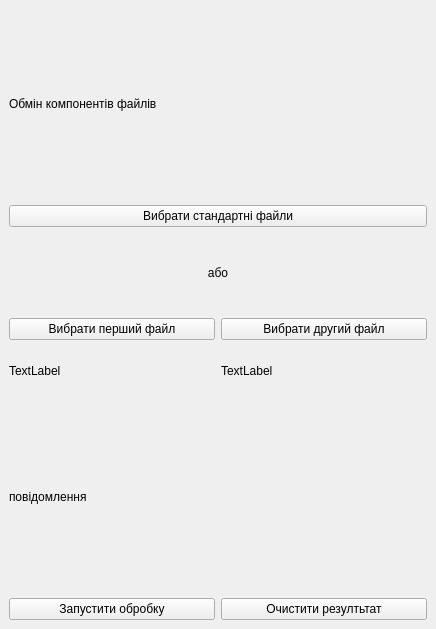
Above: lab7/ui/task2_ui.ui from Ihor-Mykytiuk/university-projects before the change. Below: the same form after it.
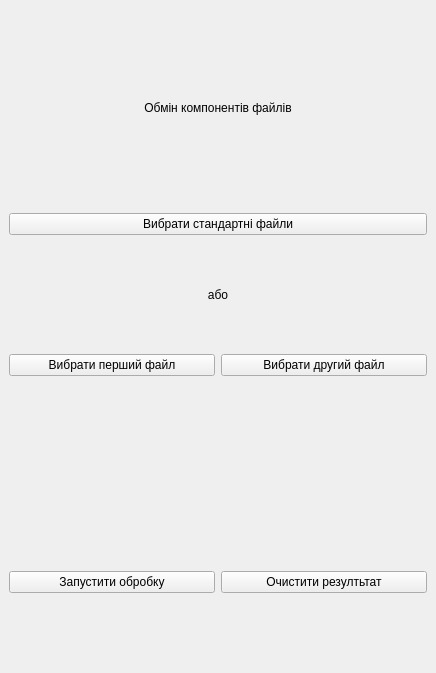
That is the form after the change.

Diff of the .ui file:
```diff
--- a/lab7/ui/task2_ui.ui
+++ b/lab7/ui/task2_ui.ui
@@ -7,19 +7,25 @@
     <x>0</x>
     <y>0</y>
     <width>436</width>
-    <height>629</height>
+    <height>673</height>
    </rect>
   </property>
   <property name="windowTitle">
    <string>MainWindow</string>
   </property>
   <widget class="QWidget" name="centralwidget">
-   <layout class="QVBoxLayout" name="verticalLayout_3">
+   <layout class="QVBoxLayout" name="verticalLayout_3" stretch="4,5,2,5">
+    <property name="bottomMargin">
+     <number>80</number>
+    </property>
     <item>
      <widget class="QLabel" name="titleLabel">
       <property name="text">
        <string>Обмін компонентів файлів</string>
       </property>
+      <property name="alignment">
+       <set>Qt::AlignmentFlag::AlignCenter</set>
+      </property>
      </widget>
     </item>
     <item>
@@ -69,14 +75,14 @@
           <item>
            <widget class="QLabel" name="labelFirstFile">
             <property name="text">
-             <string>TextLabel</string>
+             <string/>
             </property>
            </widget>
           </item>
           <item>
            <widget class="QLabel" name="labelSecondFile">
             <property name="text">
-             <string>TextLabel</string>
+             <string/>
             </property>
            </widget>
           </item>
@@ -89,7 +95,7 @@
     <item>
      <widget class="QLabel" name="labelMessages">
       <property name="text">
-       <string>повідомлення</string>
+       <string/>
       </property>
      </widget>
     </item>
```
Left out of the diff: 18 changed lines with no effect on the pictures.
